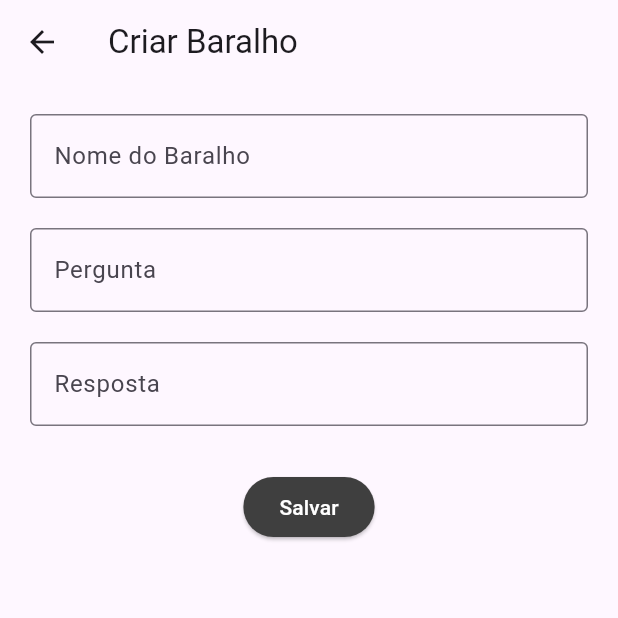
After one commit to caioMugge/Wonkie, a Flutter app: the screen it shows after launch, after a tap on the "add" icon, on a phone screen of 412 x 824 dp, the top half of it. The commit adds this screen. Run offline on Flutter 3.47's test engine with Material 3 defaults, Android fonts, the phone set to English and light mode, and no system bars.

Commit message:
trabalho pronto

```diff
--- /dev/null
+++ b/wonkie/lib/homepage.dart
@@ -0,0 +1,225 @@
+import 'package:flutter/material.dart';
+import 'flashcard.dart';
+
+class Baralho {
+  String nome;
+  String pergunta;
+  String resposta;
+
+  Baralho({
+    required this.nome,
+    required this.pergunta,
+    required this.resposta,
+  });
+}
+
+class HomePage extends StatefulWidget {
+  const HomePage({super.key});
+
+  @override
+  State<HomePage> createState() => _HomePageState();
+}
+
+class _HomePageState extends State<HomePage> {
+
+  List<Baralho> baralhos = [];
+
+  @override
+  Widget build(BuildContext context) {
+
+    return Scaffold(
+
+      appBar: AppBar(
+        title: const Text(
+          'Wonkie',
+          style: TextStyle(
+            fontWeight: FontWeight.bold,
+          ),
+        ),
+      ),
+
+      body: baralhos.isEmpty
+          ? const Center(
+              child: Text(
+                'Nenhum baralho criado',
+                style: TextStyle(fontSize: 18),
+              ),
+            )
+
+          : ListView.builder(
+              itemCount: baralhos.length,
+
+              itemBuilder: (context, index) {
+
+                final baralho = baralhos[index];
+
+                return Card(
+                  margin: const EdgeInsets.all(10),
+
+                  child: ListTile(
+
+                    title: Text(
+                      baralho.nome,
+                      style: const TextStyle(
+                        fontWeight: FontWeight.bold,
+                      ),
+                    ),
+
+                    subtitle: Text(baralho.pergunta),
+
+                    onTap: () {
+
+                      Navigator.push(
+                        context,
+                        MaterialPageRoute(
+                          builder: (context) =>
+                              FlashcardPage(
+                                baralho: baralho,
+                              ),
+                        ),
+                      );
+                    },
+
+                    trailing: IconButton(
+                      icon: const Icon(Icons.delete),
+
+                      onPressed: () {
+
+                        setState(() {
+                          baralhos.removeAt(index);
+                        });
+                      },
+                    ),
+                  ),
+                );
+              },
+            ),
+
+      floatingActionButton: FloatingActionButton(
+        backgroundColor:
+            const Color.fromARGB(255, 63, 63, 63),
+
+        child: const Icon(
+          Icons.add,
+          color: Colors.white,
+        ),
+
+        onPressed: () async {
+
+          final novoBaralho = await Navigator.push(
+            context,
+            MaterialPageRoute(
+              builder: (context) =>
+                  const CriarBaralhoPage(),
+            ),
+          );
+
+          if (novoBaralho != null) {
+
+            setState(() {
+              baralhos.add(novoBaralho);
+            });
+          }
+        },
+      ),
+    );
+  }
+}
+
+class CriarBaralhoPage extends StatefulWidget {
+  const CriarBaralhoPage({super.key});
+
+  @override
+  State<CriarBaralhoPage> createState() =>
+      _CriarBaralhoPageState();
+}
+
+class _CriarBaralhoPageState
+    extends State<CriarBaralhoPage> {
+
+  final TextEditingController nomeController =
+      TextEditingController();
+
+  final TextEditingController perguntaController =
+      TextEditingController();
+
+  final TextEditingController respostaController =
+      TextEditingController();
+
+  @override
+  Widget build(BuildContext context) {
+
+    return Scaffold(
+
+      appBar: AppBar(
+        title: const Text('Criar Baralho'),
+      ),
+
+      body: Padding(
+        padding: const EdgeInsets.all(20),
+
+        child: Column(
+          children: [
+
+            TextField(
+              controller: nomeController,
+
+              decoration: const InputDecoration(
+                labelText: 'Nome do Baralho',
+                border: OutlineInputBorder(),
+              ),
+            ),
+
+            const SizedBox(height: 20),
+
+            TextField(
+              controller: perguntaController,
+
+              decoration: const InputDecoration(
+                labelText: 'Pergunta',
+                border: OutlineInputBorder(),
+              ),
+            ),
+
+            const SizedBox(height: 20),
+
+            TextField(
+              controller: respostaController,
+
+              decoration: const InputDecoration(
+                labelText: 'Resposta',
+                border: OutlineInputBorder(),
+              ),
+            ),
+
+            const SizedBox(height: 30),
+
+            ElevatedButton(
+
+              style: ElevatedButton.styleFrom(
+                backgroundColor:
+                    const Color.fromARGB(
+                        255, 63, 63, 63),
+
+                foregroundColor: Colors.white,
+              ),
+
+              onPressed: () {
+
+                final baralho = Baralho(
+                  nome: nomeController.text,
+                  pergunta: perguntaController.text,
+                  resposta: respostaController.text,
+                );
+
+                Navigator.pop(context, baralho);
+              },
+
+              child: const Text('Salvar'),
+            ),
+          ],
+        ),
+      ),
+    );
+  }
+}
```
Also changed, not shown: wonkie/lib/criarBaralho.dart (deleted, +0 -73 lines), wonkie/lib/flashcard.dart (added, +127 -0 lines), wonkie/lib/main.dart (+7 -99 lines).
